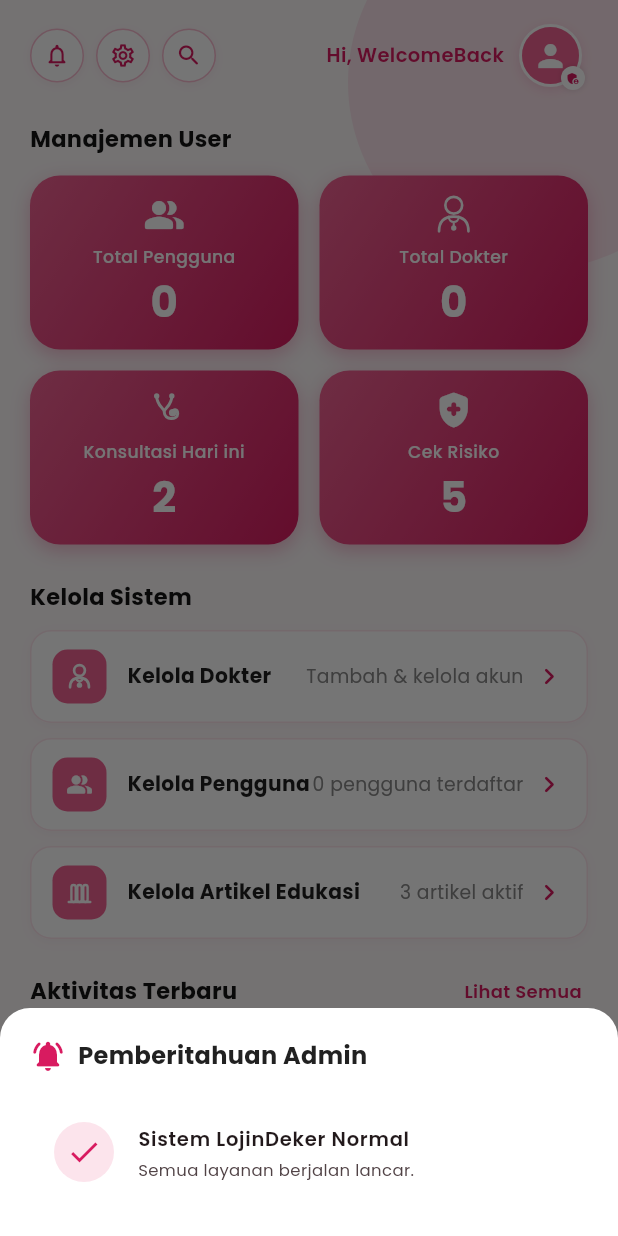
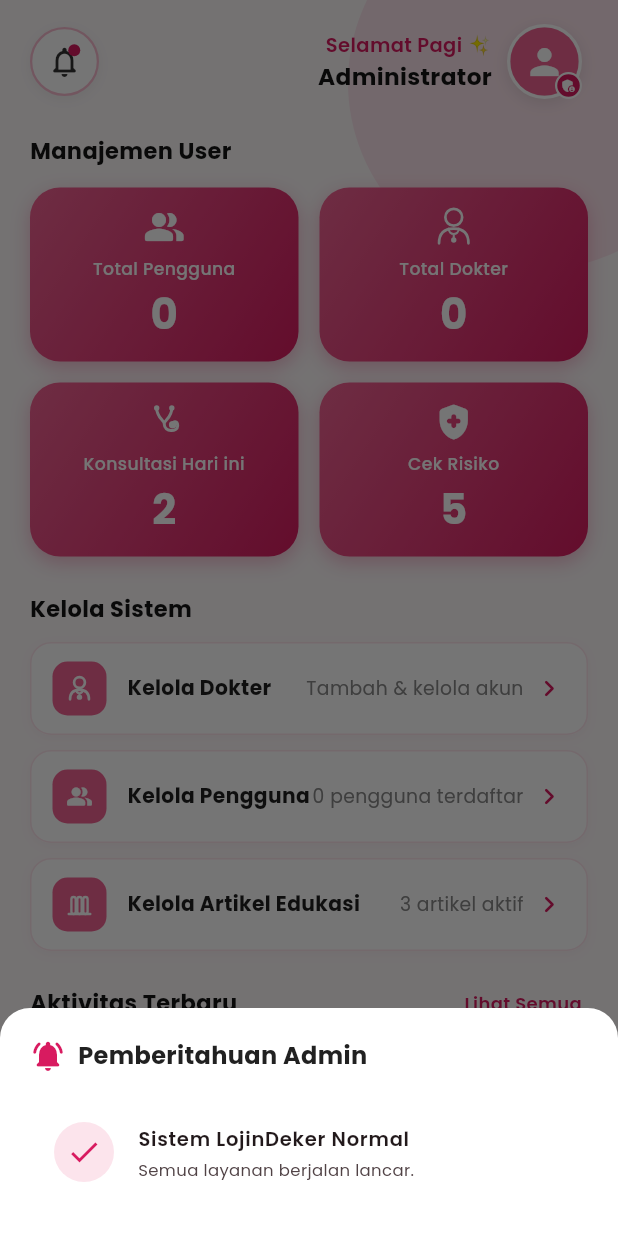
Before and after one commit to G41240178-NURFITRIA/lojindeker2, a Flutter app: the AdminDashboardScreen screen opened directly, after a tap on the "notifications none" icon, on a phone screen of 412 x 824 dp. Run offline on Flutter 3.47's test engine with Material 3 defaults, Android fonts, the light colour scheme and no system bars; our stand-ins replace cloud_firestore, firebase_auth, firebase_core, flutter_dotenv, flutter_local_notifications, flutter_map and 5 more; accounts and stored records are empty.

Commit message:
feat: match admin dashboard header with patient dashboard design and dynamic greeting

```diff
--- a/lib/features/admin/screens/admin_dashboard_screen.dart
+++ b/lib/features/admin/screens/admin_dashboard_screen.dart
@@ -1,5 +1,7 @@
+import 'dart:io';
 import 'package:flutter/material.dart';
 import 'package:google_fonts/google_fonts.dart';
+import '../../../core/services/profile_image_service.dart';
 import '../../../models/app_user.dart';
 import '../../../services/auth_service.dart';
 import '../../../services/user_repository.dart';
@@ -101,105 +103,167 @@ class _AdminDashboardScreenState extends State<AdminDashboardScreen> {
     }
   }
 
-  /// Top Header Bar (Action buttons on left, profile on right)
+  /// Sapaan menyesuaikan waktu secara real-time
+  String _getTimeBasedGreeting() {
+    final hour = DateTime.now().hour;
+    if (hour >= 5 && hour < 11) {
+      return 'Selamat Pagi ✨';
+    } else if (hour >= 11 && hour < 15) {
+      return 'Selamat Siang ☀️';
+    } else if (hour >= 15 && hour < 18) {
+      return 'Selamat Sore 🌅';
+    } else {
+      return 'Selamat Malam 🌙';
+    }
+  }
+
+  /// Top Header Bar (Notifikasi di kiri, sapaan waktu otomatis, nama admin, & avatar di kanan)
   Widget _buildHeader() {
     return Padding(
-      padding: const EdgeInsets.symmetric(horizontal: 20, vertical: 12),
+      padding: const EdgeInsets.symmetric(horizontal: 20, vertical: 14),
       child: Row(
         mainAxisAlignment: MainAxisAlignment.spaceBetween,
         children: [
-          // Left: 3 circular white action icons (Clickable)
-          Row(
-            children: [
-              _buildCircleButton(
-                icon: Icons.notifications_none_rounded,
-                tooltip: 'Notifikasi',
-                onTap: () => _showNotificationSheet(context),
-              ),
-              const SizedBox(width: 8),
-              _buildCircleButton(
-                icon: Icons.settings_outlined,
-                tooltip: 'Pengaturan',
-                onTap: () => _showSettingsSheet(context),
-              ),
-              const SizedBox(width: 8),
-              _buildCircleButton(
-                icon: Icons.search_rounded,
-                tooltip: 'Pencarian',
-                onTap: () => _showSearchDialog(context),
-              ),
-            ],
+          // Kiri: Hanya Notifikasi (seperti di dashboard pasien)
+          InkWell(
+            onTap: () => _showNotificationSheet(context),
+            borderRadius: BorderRadius.circular(23),
+            child: Container(
+              width: 46,
+              height: 46,
+              decoration: BoxDecoration(
+                color: Colors.white,
+                shape: BoxShape.circle,
+                border: Border.all(color: const Color(0xFFF8BBD0), width: 1.5),
+                boxShadow: [
+                  BoxShadow(
+                    color: Colors.black.withValues(alpha: 0.05),
+                    blurRadius: 6,
+                    offset: const Offset(0, 2),
+                  ),
+                ],
+              ),
+              child: Stack(
+                alignment: Alignment.center,
+                children: [
+                  const Icon(
+                    Icons.notifications_none_rounded,
+                    size: 24,
+                    color: Color(0xFF333333),
+                  ),
+                  Positioned(
+                    top: 10,
+                    right: 11,
+                    child: Container(
+                      width: 8,
+                      height: 8,
+                      decoration: const BoxDecoration(
+                        color: Color(0xFFD81B60),
+                        shape: BoxShape.circle,
+                      ),
+                    ),
+                  ),
+                ],
+              ),
+            ),
           ),
 
-          // Right: "Hi, WelcomeBack" and Avatar (Clickable: buka tab profil)
+          // Kanan: Sapaan Waktu Real Time, Nama Admin, & Avatar Profil (Klik untuk buka tab Profil)
           InkWell(
             onTap: () => setState(() => _selectedTabIndex = 1),
-            borderRadius: BorderRadius.circular(20),
+            borderRadius: BorderRadius.circular(22),
             child: Padding(
-              padding: const EdgeInsets.symmetric(horizontal: 4, vertical: 4),
+              padding: const EdgeInsets.symmetric(horizontal: 4, vertical: 2),
               child: Row(
                 children: [
-                  Text(
-                    'Hi, WelcomeBack',
-                    style: GoogleFonts.poppins(
-                      fontSize: 13,
-                      fontWeight: FontWeight.w600,
-                      color: const Color(0xFFD81B60),
-                    ),
+                  Column(
+                    crossAxisAlignment: CrossAxisAlignment.end,
+                    mainAxisSize: MainAxisSize.min,
+                    children: [
+                      Text(
+                        _getTimeBasedGreeting(),
+                        style: GoogleFonts.poppins(
+                          fontSize: 13,
+                          fontWeight: FontWeight.w600,
+                          color: const Color(0xFFD81B60),
+                        ),
+                      ),
+                      Text(
+                        _adminDisplayName,
+                        style: GoogleFonts.poppins(
+                          fontSize: 15.5,
+                          fontWeight: FontWeight.w700,
+                          color: const Color(0xFF141414),
+                        ),
+                      ),
+                    ],
                   ),
                   const SizedBox(width: 10),
                   Stack(
                     clipBehavior: Clip.none,
                     children: [
                       Container(
-                        width: 42,
-                        height: 42,
+                        width: 50,
+                        height: 50,
                         decoration: BoxDecoration(
                           shape: BoxShape.circle,
-                          border: Border.all(color: Colors.white, width: 2),
+                          border: Border.all(color: Colors.white, width: 2.2),
                           boxShadow: [
                             BoxShadow(
-                              color: const Color(0xFFD81B60).withValues(alpha: 0.15),
-                              blurRadius: 6,
-                              offset: const Offset(0, 2),
+                              color: Colors.black.withValues(alpha: 0.1),
+                              blurRadius: 8,
+                              offset: const Offset(0, 2.5),
                             ),
                           ],
                         ),
                         child: ClipOval(
-                          child: Image.asset(
-                            'assets/images/doctor_avatar.jpg',
-                            fit: BoxFit.cover,
-                            errorBuilder: (context, error, stackTrace) {
-                              return Container(
-                                color: const Color(0xFFF06292),
-                                child: const Icon(Icons.person, color: Colors.white, size: 24),
-                              );
+                          child: ValueListenableBuilder<String?>(
+                            valueListenable:
+                                ProfileImageService().profileImagePath,
+                            builder: (context, imagePath, _) {
+                              final hasCustom =
+                                  imagePath != null &&
+                                  File(imagePath).existsSync();
+                              return hasCustom
+                                  ? Image.file(
+                                      File(imagePath),
+                                      fit: BoxFit.cover,
+                                    )
+                                  : Image.asset(
+                                      'assets/images/doctor_avatar.jpg',
+                                      fit: BoxFit.cover,
+                                      errorBuilder:
+                                          (context, error, stackTrace) {
+                                        return Container(
+                                          color: const Color(0xFFF06292),
+                                          child: const Icon(
+                                            Icons.person,
+                                            color: Colors.white,
+                                            size: 28,
+                                          ),
+                                        );
+                                      },
+                                    );
                             },
                           ),
                         ),
                       ),
-                      // Small circular badge on bottom-right of avatar
+                      // Badge Admin kecil di sudut avatar
                       Positioned(
-                        bottom: -2,
-                        right: -2,
+                        bottom: 0,
+                        right: 0,
                         child: Container(
-                          width: 16,
-                          height: 16,
+                          width: 18,
+                          height: 18,
                           decoration: BoxDecoration(
-                            color: Colors.white,
+                            color: const Color(0xFFD81B60),
                             shape: BoxShape.circle,
-                            boxShadow: [
-                              BoxShadow(
-                                color: Colors.black.withValues(alpha: 0.12),
-                                blurRadius: 3,
-                              ),
-                            ],
+                            border: Border.all(color: Colors.white, width: 1.5),
                           ),
-                          padding: const EdgeInsets.all(2),
                           child: const Icon(
                             Icons.admin_panel_settings_rounded,
-                            size: 10,
-                            color: Color(0xFFD81B60),
+                            size: 11,
+                            color: Colors.white,
                           ),
                         ),
                       ),
@@ -210,42 +274,6 @@ class _AdminDashboardScreenState extends State<AdminDashboardScreen> {
             ),
           ),
         ],
-      ),
-    );
-  }
-
-  /// Circular Header Icon Widget (Clickable)
-  Widget _buildCircleButton({
-    required IconData icon,
-    required String tooltip,
-    required VoidCallback onTap,
-  }) {
-    return Material(
-      color: Colors.transparent,
-      child: InkWell(
-        onTap: onTap,
-        borderRadius: BorderRadius.circular(18),
-        child: Container(
-          width: 36,
-          height: 36,
-          decoration: BoxDecoration(
-            color: Colors.white,
-            shape: BoxShape.circle,
-            border: Border.all(color: const Color(0xFFF8BBD0), width: 1),
-            boxShadow: [
-              BoxShadow(
-                color: const Color(0xFFD81B60).withValues(alpha: 0.06),
-                blurRadius: 4,
-                offset: const Offset(0, 1.5),
-              ),
-            ],
-          ),
-          child: Icon(
-            icon,
-            size: 18,
-            color: const Color(0xFFD81B60),
-          ),
-        ),
       ),
     );
   }
@@ -1042,75 +1070,6 @@ class _AdminDashboardScreenState extends State<AdminDashboardScreen> {
     );
   }
 
-  void _showSettingsSheet(BuildContext context) {
-    showModalBottomSheet(
-      context: context,
-      shape: const RoundedRectangleBorder(borderRadius: BorderRadius.vertical(top: Radius.circular(20))),
-      backgroundColor: Colors.white,
-      builder: (ctx) => Padding(
-        padding: const EdgeInsets.all(20),
-        child: Column(
-          mainAxisSize: MainAxisSize.min,
-          crossAxisAlignment: CrossAxisAlignment.start,
-          children: [
-            Text('Pengaturan Administrator', style: GoogleFonts.poppins(fontSize: 16, fontWeight: FontWeight.w700)),
-            const SizedBox(height: 14),
-            ListTile(
-              leading: const Icon(Icons.lock_reset_rounded, color: Color(0xFFD81B60)),
-              title: Text('Ubah Kata Sandi', style: GoogleFonts.poppins(fontSize: 13)),
-              onTap: () {
-                Navigator.pop(ctx);
-                ScaffoldMessenger.of(context).showSnackBar(
-                  const SnackBar(content: Text('Fitur ubah kata sandi admin siap digunakan.')),
-                );
-              },
-            ),
-            ListTile(
-              leading: const Icon(Icons.logout_rounded, color: Colors.red),
-              title: Text('Keluar', style: GoogleFonts.poppins(fontSize: 13, color: Colors.red, fontWeight: FontWeight.w600)),
-              onTap: () {
-                Navigator.pop(ctx);
-                _confirmLogout(context);
-              },
-            ),
-          ],
-        ),
-      ),
-    );
-  }
-
-  void _showSearchDialog(BuildContext context) {
-    showDialog(
-      context: context,
-      builder: (ctx) => AlertDialog(
-        title: Text('Pencarian Data', style: GoogleFonts.poppins(fontSize: 16, fontWeight: FontWeight.w700)),
-        content: TextField(
-          decoration: InputDecoration(
-            hintText: 'Cari nama dokter, pasien...',
-            hintStyle: GoogleFonts.poppins(fontSize: 12),
-            prefixIcon: const Icon(Icons.search, color: Color(0xFFD81B60)),
-            border: OutlineInputBorder(borderRadius: BorderRadius.circular(12)),
-            focusedBorder: OutlineInputBorder(
-              borderRadius: BorderRadius.circular(12),
-              borderSide: const BorderSide(color: Color(0xFFD81B60)),
-            ),
-          ),
-        ),
-        actions: [
-          TextButton(onPressed: () => Navigator.pop(ctx), child: const Text('Batal')),
-          ElevatedButton(
-            onPressed: () {
-              Navigator.pop(ctx);
-              _showKelolaPenggunaSheet(context);
-            },
-            style: ElevatedButton.styleFrom(backgroundColor: const Color(0xFFD81B60)),
-            child: const Text('Cari Pasien', style: TextStyle(color: Colors.white)),
-          ),
-        ],
-      ),
-    );
-  }
-
 
 
   Future<void> _confirmLogout(BuildContext context) async {
```
